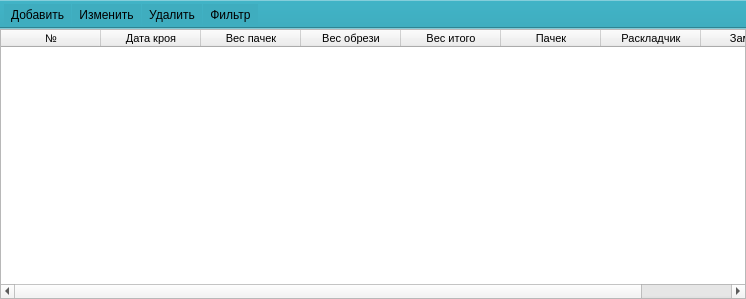
Above: ui/cut_list.ui from Meller008/CRM-Avi before the change. Below: the same form after it.
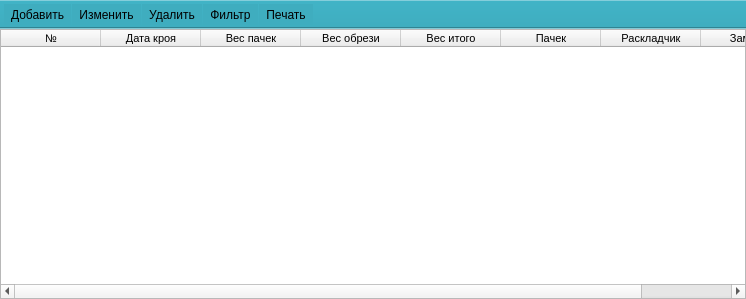
That is the form after the change.

Commit message: работа - исправлена печать пачек пасспортов! Почти везде добавлена печать таблиц!

The edit to the form file:
```diff
--- a/ui/cut_list.ui
+++ b/ui/cut_list.ui
@@ -123,6 +123,7 @@
    <addaction name="pb_edit_cut"/>
    <addaction name="pb_del_cut"/>
    <addaction name="pb_filter"/>
+   <addaction name="pb_print"/>
   </widget>
   <action name="new_cut">
    <property name="text">
@@ -144,6 +145,11 @@
     <string>Фильтр</string>
    </property>
   </action>
+  <action name="pb_print">
+   <property name="text">
+    <string>Печать</string>
+   </property>
+  </action>
  </widget>
  <resources/>
  <connections>
```
Left out of the diff: 17 changed lines with no effect on the pictures. The commit also changes 11 other files.
